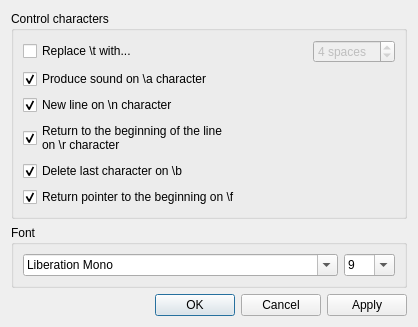
Old version of the form src/shared/terminalsettings.ui in the repository Tasssadar/Lorris.
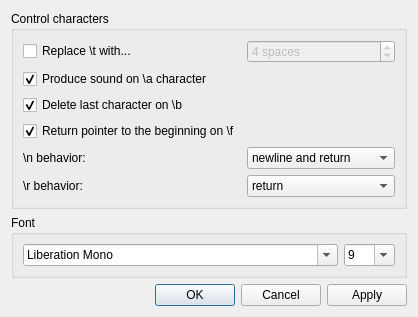
New version of the form.

What changed in the file:
```diff
--- a/src/shared/terminalsettings.ui
+++ b/src/shared/terminalsettings.ui
@@ -19,7 +19,7 @@
      <property name="title">
       <string>Control characters</string>
      </property>
-     <layout class="QGridLayout" name="gridLayout" columnstretch="1,0">
+     <layout class="QGridLayout" name="gridLayout">
       <item row="0" column="0">
        <widget class="QCheckBox" name="tabBox">
         <property name="text">
@@ -54,27 +54,6 @@
        </widget>
       </item>
       <item row="2" column="0">
-       <widget class="QCheckBox" name="newBox">
-        <property name="text">
-         <string>New line on \n character</string>
-        </property>
-        <property name="checked">
-         <bool>true</bool>
-        </property>
-       </widget>
-      </item>
-      <item row="3" column="0">
-       <widget class="QCheckBox" name="returnBox">
-        <property name="text">
-         <string>Return to the beginning of the line
-on \r character</string>
-        </property>
-        <property name="checked">
-         <bool>true</bool>
-        </property>
-       </widget>
-      </item>
-      <item row="4" column="0">
        <widget class="QCheckBox" name="backBox">
         <property name="text">
          <string>Delete last character on \b</string>
@@ -84,7 +63,7 @@
         </property>
        </widget>
       </item>
-      <item row="5" column="0">
+      <item row="3" column="0">
        <widget class="QCheckBox" name="formBox">
         <property name="text">
          <string>Return pointer to the beginning on \f</string>
@@ -94,6 +73,71 @@
         </property>
        </widget>
       </item>
+      <item row="4" column="0">
+       <widget class="QLabel" name="label">
+        <property name="text">
+         <string>\n behavior:</string>
+        </property>
+       </widget>
+      </item>
+      <item row="4" column="1">
+       <widget class="QComboBox" name="newBox">
+        <item>
+         <property name="text">
+          <string>newline and return</string>
+         </property>
+        </item>
+        <item>
+         <property name="text">
+          <string>newline</string>
+         </property>
+        </item>
+        <item>
+         <property name="text">
+          <string>return</string>
+         </property>
+        </item>
+        <item>
+         <property name="text">
+          <string>nothing</string>
+         </property>
+        </item>
+       </widget>
+      </item>
+      <item row="5" column="0">
+       <widget class="QLabel" name="label_2">
+        <property name="text">
+         <string>\r behavior:</string>
+        </property>
+       </widget>
+      </item>
+      <item row="5" column="1">
+       <widget class="QComboBox" name="returnBox">
+        <property name="currentIndex">
+         <number>2</number>
+        </property>
+        <item>
+         <property name="text">
+          <string>newline and return</string>
+         </property>
+        </item>
+        <item>
+         <property name="text">
+          <string>newline</string>
+         </property>
+        </item>
+        <item>
+         <property name="text">
+          <string>return</string>
+         </property>
+        </item>
+        <item>
+         <property name="text">
+          <string>nothing</string>
+         </property>
+        </item>
+       </widget>
+      </item>
      </layout>
     </widget>
    </item>
```
